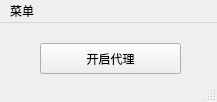
The window that windows系统代理控制开关/MainWindow.ui (1051513344/pyqt5Project) describes before a commit, drawn with Qt 5.
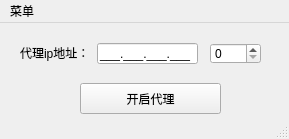
The same window after the commit. Icons and pictures are not drawn.

Commit message: windows系统代理控制开关优化

What changed in the file:
```diff
--- a/windows系统代理控制开关/MainWindow.ui
+++ b/windows系统代理控制开关/MainWindow.ui
@@ -6,8 +6,8 @@
    <rect>
     <x>0</x>
     <y>0</y>
-    <width>217</width>
-    <height>102</height>
+    <width>289</width>
+    <height>139</height>
    </rect>
   </property>
   <property name="windowTitle">
@@ -21,8 +21,8 @@
    <widget class="QPushButton" name="pushButton">
     <property name="geometry">
      <rect>
-      <x>40</x>
-      <y>20</y>
+      <x>80</x>
+      <y>60</y>
       <width>141</width>
       <height>31</height>
      </rect>
@@ -31,13 +31,52 @@
      <string>开启代理</string>
     </property>
    </widget>
+   <widget class="QLineEdit" name="lineEdit">
+    <property name="geometry">
+     <rect>
+      <x>97</x>
+      <y>20</y>
+      <width>101</width>
+      <height>21</height>
+     </rect>
+    </property>
+    <property name="inputMask">
+     <string>000.000.000.000;_</string>
+    </property>
+   </widget>
+   <widget class="QSpinBox" name="spinBox">
+    <property name="geometry">
+     <rect>
+      <x>210</x>
+      <y>20</y>
+      <width>51</width>
+      <height>21</height>
+     </rect>
+    </property>
+    <property name="maximum">
+     <number>99999</number>
+    </property>
+   </widget>
+   <widget class="QLabel" name="label">
+    <property name="geometry">
+     <rect>
+      <x>20</x>
+      <y>20</y>
+      <width>71</width>
+      <height>20</height>
+     </rect>
+    </property>
+    <property name="text">
+     <string>代理ip地址：</string>
+    </property>
+   </widget>
   </widget>
   <widget class="QMenuBar" name="menubar">
    <property name="geometry">
     <rect>
      <x>0</x>
      <y>0</y>
-     <width>217</width>
+     <width>289</width>
      <height>23</height>
     </rect>
    </property>
```
The commit also changes 2 other files.
